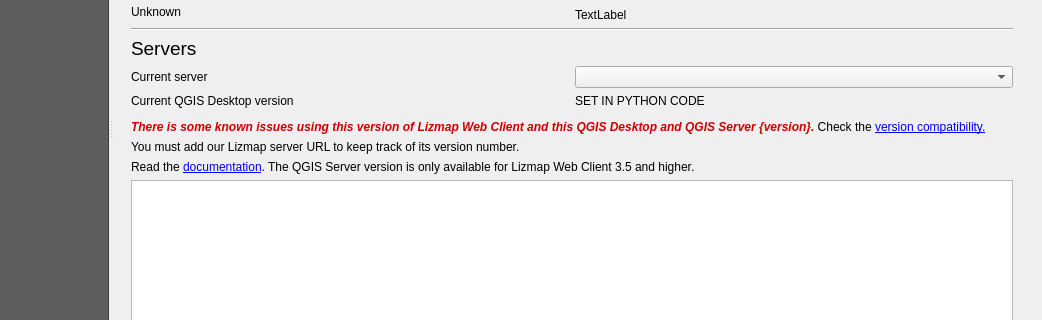
Before: the Qt Designer form lizmap/resources/ui/ui_lizmap.ui in 3liz/lizmap-plugin, drawn with Qt 5; both pictures show x 158 to 1200 and y 308 to 628 of the 1200 by 900 pixel window.
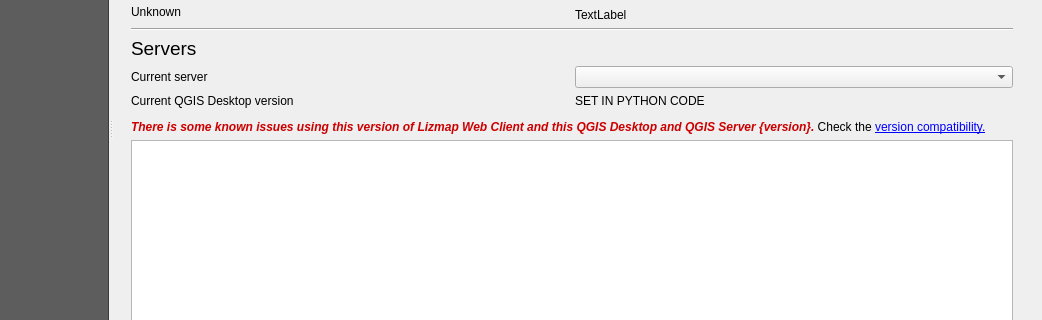
After: the same form once the commit is applied. Custom widgets are drawn as their Qt base class.

Commit message: UX - Expose the lizmap.com online help

```diff
--- a/lizmap/resources/ui/ui_lizmap.ui
+++ b/lizmap/resources/ui/ui_lizmap.ui
@@ -550,29 +550,6 @@
              </property>
             </widget>
            </item>
-           <item>
-            <widget class="QLabel" name="label_4">
-             <property name="text">
-              <string>You must add our Lizmap server URL to keep track of its version number.</string>
-             </property>
-             <property name="wordWrap">
-              <bool>true</bool>
-             </property>
-            </widget>
-           </item>
-           <item>
-            <widget class="QLabel" name="label_47">
-             <property name="text">
-              <string>&lt;html&gt;&lt;head/&gt;&lt;body&gt;&lt;p&gt;Read the &lt;a href=&quot;https://docs.lizmap.com/current/en/publish/lizmap_plugin/information.html&quot;&gt;&lt;span style=&quot; text-decoration: underline; color:#0000ff;&quot;&gt;documentation&lt;/span&gt;&lt;/a&gt;. The QGIS Server version is only available for Lizmap Web Client 3.5 and higher.&lt;/p&gt;&lt;/body&gt;&lt;/html&gt;</string>
-             </property>
-             <property name="wordWrap">
-              <bool>true</bool>
-             </property>
-             <property name="openExternalLinks">
-              <bool>true</bool>
-             </property>
-            </widget>
-           </item>
            <item>
             <widget class="QTableWidget" name="table_server"/>
            </item>
```
Left out of the diff: 10 changed lines with no effect on the pictures. The commit also changes 1 other file.
